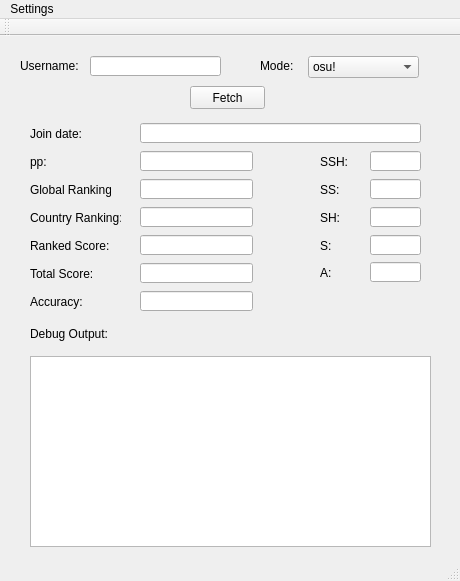
First picture: the form in osu!InfoFetcherQt/osuInfoFetcherQt.ui, repository longnguyen2004/osu-InfoFetcherQt, before the edit.
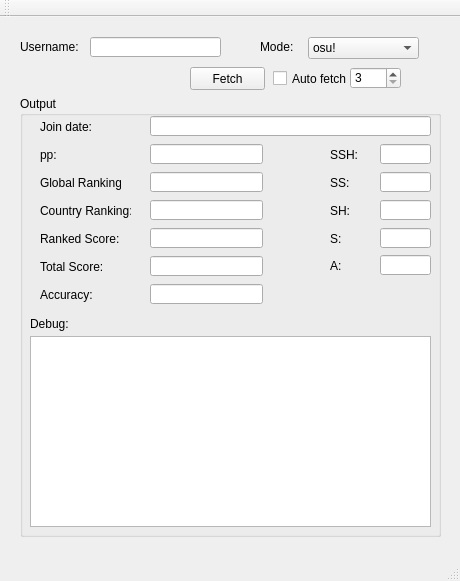
Second picture: the form after the edit.

Commit message: Added auto fetching

```diff
--- a/osu!InfoFetcherQt/osuInfoFetcherQt.ui
+++ b/osu!InfoFetcherQt/osuInfoFetcherQt.ui
@@ -40,19 +40,6 @@
      <string>Username:</string>
     </property>
    </widget>
-   <widget class="QLineEdit" name="pp">
-    <property name="geometry">
-     <rect>
-      <x>140</x>
-      <y>115</y>
-      <width>113</width>
-      <height>20</height>
-     </rect>
-    </property>
-    <property name="readOnly">
-     <bool>true</bool>
-    </property>
-   </widget>
    <widget class="QPushButton" name="fetchButton">
     <property name="geometry">
      <rect>
@@ -66,20 +53,7 @@
      <string>Fetch</string>
     </property>
    </widget>
-   <widget class="QLabel" name="label_2">
-    <property name="geometry">
-     <rect>
-      <x>30</x>
-      <y>118</y>
-      <width>41</width>
-      <height>16</height>
-     </rect>
-    </property>
-    <property name="text">
-     <string>pp:</string>
-    </property>
-   </widget>
-   <widget class="QLabel" name="label_3">
+   <widget class="QLabel" name="label_mode">
     <property name="geometry">
      <rect>
       <x>260</x>
@@ -122,37 +96,23 @@
      </property>
     </item>
    </widget>
-   <widget class="QLineEdit" name="rank_global">
+   <widget class="QGroupBox" name="output">
     <property name="geometry">
      <rect>
-      <x>140</x>
-      <y>143</y>
-      <width>113</width>
-      <height>20</height>
+      <x>20</x>
+      <y>79</y>
+      <width>421</width>
+      <height>441</height>
      </rect>
     </property>
-    <property name="readOnly">
-     <bool>true</bool>
+    <property name="title">
+     <string>Output</string>
     </property>
-   </widget>
-   <widget class="QLabel" name="label_4">
+    <widget class="QLabel" name="label_rank_country">
     <property name="geometry">
      <rect>
-      <x>30</x>
-      <y>146</y>
-      <width>81</width>
-      <height>16</height>
-     </rect>
-    </property>
-    <property name="text">
-     <string>Global Ranking:</string>
-    </property>
-   </widget>
-   <widget class="QLabel" name="label_5">
-    <property name="geometry">
-     <rect>
-      <x>30</x>
-      <y>174</y>
+       <x>20</x>
+       <y>107</y>
       <width>91</width>
       <height>16</height>
      </rect>
@@ -161,11 +121,11 @@
      <string>Country Ranking:</string>
     </property>
    </widget>
-   <widget class="QLineEdit" name="rank_country">
+    <widget class="QLineEdit" name="rank_global">
     <property name="geometry">
      <rect>
-      <x>140</x>
-      <y>171</y>
+       <x>130</x>
+       <y>76</y>
       <width>113</width>
       <height>20</height>
      </rect>
@@ -177,8 +137,8 @@
    <widget class="QLineEdit" name="date_join">
     <property name="geometry">
      <rect>
-      <x>140</x>
-      <y>87</y>
+       <x>130</x>
+       <y>20</y>
       <width>281</width>
       <height>20</height>
      </rect>
@@ -187,37 +147,24 @@
      <bool>true</bool>
     </property>
    </widget>
-   <widget class="QLabel" name="label_6">
+    <widget class="QLineEdit" name="count_sh">
     <property name="geometry">
      <rect>
-      <x>30</x>
-      <y>90</y>
+       <x>360</x>
+       <y>104</y>
       <width>51</width>
-      <height>16</height>
-     </rect>
-    </property>
-    <property name="text">
-     <string>Join date:</string>
-    </property>
-   </widget>
-   <widget class="QLabel" name="label_7">
-    <property name="geometry">
-     <rect>
-      <x>30</x>
-      <y>202</y>
-      <width>91</width>
-      <height>16</height>
-     </rect>
-    </property>
-    <property name="text">
-     <string>Ranked Score:</string>
+       <height>20</height>
+      </rect>
+     </property>
+     <property name="readOnly">
+      <bool>true</bool>
     </property>
    </widget>
    <widget class="QLineEdit" name="score_ranked">
     <property name="geometry">
      <rect>
-      <x>140</x>
-      <y>199</y>
+       <x>130</x>
+       <y>132</y>
       <width>113</width>
       <height>20</height>
      </rect>
@@ -226,73 +173,11 @@
      <bool>true</bool>
     </property>
    </widget>
-   <widget class="QLineEdit" name="score_total">
+    <widget class="QLabel" name="label_ssh">
     <property name="geometry">
      <rect>
-      <x>140</x>
-      <y>227</y>
-      <width>113</width>
-      <height>20</height>
-     </rect>
-    </property>
-    <property name="readOnly">
-     <bool>true</bool>
-    </property>
-   </widget>
-   <widget class="QLabel" name="label_8">
-    <property name="geometry">
-     <rect>
-      <x>30</x>
-      <y>230</y>
-      <width>91</width>
-      <height>16</height>
-     </rect>
-    </property>
-    <property name="text">
-     <string>Total Score:</string>
-    </property>
-   </widget>
-   <widget class="QLineEdit" name="accuracy">
-    <property name="geometry">
-     <rect>
-      <x>140</x>
-      <y>255</y>
-      <width>113</width>
-      <height>20</height>
-     </rect>
-    </property>
-   </widget>
-   <widget class="QLabel" name="label_9">
-    <property name="geometry">
-     <rect>
-      <x>30</x>
-      <y>258</y>
-      <width>91</width>
-      <height>16</height>
-     </rect>
-    </property>
-    <property name="text">
-     <string>Accuracy:</string>
-    </property>
-   </widget>
-   <widget class="QLineEdit" name="count_ssh">
-    <property name="geometry">
-     <rect>
-      <x>370</x>
-      <y>115</y>
-      <width>51</width>
-      <height>20</height>
-     </rect>
-    </property>
-    <property name="readOnly">
-     <bool>true</bool>
-    </property>
-   </widget>
-   <widget class="QLabel" name="label_10">
-    <property name="geometry">
-     <rect>
-      <x>320</x>
-      <y>118</y>
+       <x>310</x>
+       <y>51</y>
       <width>41</width>
       <height>16</height>
      </rect>
@@ -301,24 +186,24 @@
      <string>SSH:</string>
     </property>
    </widget>
-   <widget class="QLabel" name="label_11">
+    <widget class="QLineEdit" name="rank_country">
     <property name="geometry">
      <rect>
-      <x>320</x>
-      <y>146</y>
-      <width>41</width>
-      <height>16</height>
-     </rect>
-    </property>
-    <property name="text">
-     <string>SS:</string>
-    </property>
-   </widget>
-   <widget class="QLineEdit" name="count_ss">
+       <x>130</x>
+       <y>104</y>
+       <width>113</width>
+       <height>20</height>
+      </rect>
+     </property>
+     <property name="readOnly">
+      <bool>true</bool>
+     </property>
+    </widget>
+    <widget class="QLineEdit" name="count_ssh">
     <property name="geometry">
      <rect>
-      <x>370</x>
-      <y>143</y>
+       <x>360</x>
+       <y>48</y>
       <width>51</width>
       <height>20</height>
      </rect>
@@ -327,11 +212,24 @@
      <bool>true</bool>
     </property>
    </widget>
-   <widget class="QLabel" name="label_12">
+    <widget class="QLineEdit" name="score_total">
     <property name="geometry">
      <rect>
-      <x>320</x>
-      <y>174</y>
+       <x>130</x>
+       <y>160</y>
+       <width>113</width>
+       <height>20</height>
+      </rect>
+     </property>
+     <property name="readOnly">
+      <bool>true</bool>
+     </property>
+    </widget>
+    <widget class="QLabel" name="label_sh">
+     <property name="geometry">
+      <rect>
+       <x>310</x>
+       <y>107</y>
       <width>41</width>
       <height>16</height>
      </rect>
@@ -340,11 +238,11 @@
      <string>SH:</string>
     </property>
    </widget>
-   <widget class="QLineEdit" name="count_sh">
+    <widget class="QLineEdit" name="count_ss">
     <property name="geometry">
      <rect>
-      <x>370</x>
-      <y>171</y>
+       <x>360</x>
+       <y>76</y>
       <width>51</width>
       <height>20</height>
      </rect>
@@ -353,24 +251,37 @@
      <bool>true</bool>
     </property>
    </widget>
-   <widget class="QLabel" name="label_13">
+    <widget class="QLabel" name="label_date_join">
     <property name="geometry">
      <rect>
-      <x>320</x>
-      <y>202</y>
-      <width>41</width>
+       <x>20</x>
+       <y>23</y>
+       <width>51</width>
       <height>16</height>
      </rect>
     </property>
     <property name="text">
-     <string>S:</string>
+      <string>Join date:</string>
+     </property>
+    </widget>
+    <widget class="QLineEdit" name="count_a">
+     <property name="geometry">
+      <rect>
+       <x>360</x>
+       <y>159</y>
+       <width>51</width>
+       <height>20</height>
+      </rect>
+     </property>
+     <property name="readOnly">
+      <bool>true</bool>
     </property>
    </widget>
    <widget class="QLineEdit" name="count_s">
     <property name="geometry">
      <rect>
-      <x>370</x>
-      <y>199</y>
+       <x>360</x>
+       <y>132</y>
       <width>51</width>
       <height>20</height>
      </rect>
@@ -379,11 +290,89 @@
      <bool>true</bool>
     </property>
    </widget>
-   <widget class="QLabel" name="label_14">
+    <widget class="QLabel" name="label_rank_global">
     <property name="geometry">
      <rect>
-      <x>320</x>
-      <y>229</y>
+       <x>20</x>
+       <y>79</y>
+       <width>81</width>
+       <height>16</height>
+      </rect>
+     </property>
+     <property name="text">
+      <string>Global Ranking:</string>
+     </property>
+    </widget>
+    <widget class="QLabel" name="label_score_total">
+     <property name="geometry">
+      <rect>
+       <x>20</x>
+       <y>163</y>
+       <width>91</width>
+       <height>16</height>
+      </rect>
+     </property>
+     <property name="text">
+      <string>Total Score:</string>
+     </property>
+    </widget>
+    <widget class="QLabel" name="label_ss">
+     <property name="geometry">
+      <rect>
+       <x>310</x>
+       <y>79</y>
+       <width>41</width>
+       <height>16</height>
+      </rect>
+     </property>
+     <property name="text">
+      <string>SS:</string>
+     </property>
+    </widget>
+    <widget class="QLabel" name="label_score_ranked">
+     <property name="geometry">
+      <rect>
+       <x>20</x>
+       <y>135</y>
+       <width>91</width>
+       <height>16</height>
+      </rect>
+     </property>
+     <property name="text">
+      <string>Ranked Score:</string>
+     </property>
+    </widget>
+    <widget class="QLabel" name="label_pp">
+     <property name="geometry">
+      <rect>
+       <x>20</x>
+       <y>51</y>
+       <width>41</width>
+       <height>16</height>
+      </rect>
+     </property>
+     <property name="text">
+      <string>pp:</string>
+     </property>
+    </widget>
+    <widget class="QLabel" name="label_accuracy">
+     <property name="geometry">
+      <rect>
+       <x>20</x>
+       <y>191</y>
+       <width>91</width>
+       <height>16</height>
+      </rect>
+     </property>
+     <property name="text">
+      <string>Accuracy:</string>
+     </property>
+    </widget>
+    <widget class="QLabel" name="label_a">
+     <property name="geometry">
+      <rect>
+       <x>310</x>
+       <y>162</y>
       <width>41</width>
       <height>16</height>
      </rect>
@@ -392,12 +381,12 @@
      <string>A:</string>
     </property>
    </widget>
-   <widget class="QLineEdit" name="count_a">
+    <widget class="QLineEdit" name="pp">
     <property name="geometry">
      <rect>
-      <x>370</x>
-      <y>226</y>
-      <width>51</width>
+       <x>130</x>
+       <y>48</y>
+       <width>113</width>
       <height>20</height>
      </rect>
     </property>
@@ -405,24 +394,34 @@
      <bool>true</bool>
     </property>
    </widget>
-   <widget class="QLabel" name="label_15">
+    <widget class="QLineEdit" name="accuracy">
     <property name="geometry">
      <rect>
-      <x>30</x>
-      <y>290</y>
-      <width>91</width>
+       <x>130</x>
+       <y>188</y>
+       <width>113</width>
+       <height>20</height>
+      </rect>
+     </property>
+    </widget>
+    <widget class="QLabel" name="label_s">
+     <property name="geometry">
+      <rect>
+       <x>310</x>
+       <y>135</y>
+       <width>41</width>
       <height>16</height>
      </rect>
     </property>
     <property name="text">
-     <string>Debug Output:</string>
+      <string>S:</string>
     </property>
    </widget>
    <widget class="QTextEdit" name="debug">
     <property name="geometry">
      <rect>
-      <x>30</x>
-      <y>320</y>
+       <x>10</x>
+       <y>240</y>
       <width>401</width>
       <height>191</height>
      </rect>
@@ -431,6 +430,52 @@
      <bool>true</bool>
     </property>
    </widget>
+    <widget class="QLabel" name="label_debug">
+     <property name="geometry">
+      <rect>
+       <x>10</x>
+       <y>220</y>
+       <width>91</width>
+       <height>16</height>
+      </rect>
+     </property>
+     <property name="text">
+      <string>Debug:</string>
+     </property>
+    </widget>
+   </widget>
+   <widget class="QCheckBox" name="AutoFetching">
+    <property name="geometry">
+     <rect>
+      <x>273</x>
+      <y>53</y>
+      <width>81</width>
+      <height>17</height>
+     </rect>
+    </property>
+    <property name="text">
+     <string>Auto fetch</string>
+    </property>
+   </widget>
+   <widget class="QSpinBox" name="fetchInterval">
+    <property name="geometry">
+     <rect>
+      <x>350</x>
+      <y>50</y>
+      <width>51</width>
+      <height>22</height>
+     </rect>
+    </property>
+    <property name="suffix">
+     <string/>
+    </property>
+    <property name="minimum">
+     <number>3</number>
+    </property>
+    <property name="maximum">
+     <number>60</number>
+    </property>
+   </widget>
   </widget>
   <widget class="QMenuBar" name="menuBar">
    <property name="geometry">
@@ -441,14 +486,6 @@
      <height>21</height>
     </rect>
    </property>
-   <widget class="QMenu" name="menuSettings">
-    <property name="title">
-     <string>Settings</string>
-    </property>
-    <addaction name="actionAPI_Key"/>
-    <addaction name="actionUpdate_Duration"/>
-   </widget>
-   <addaction name="menuSettings"/>
   </widget>
   <widget class="QToolBar" name="mainToolBar">
    <attribute name="toolBarArea">
```
Left out of the diff: 2 changed lines with no effect on the pictures. Lines whose indentation alone changed are shown as unchanged. The commit also changes 6 other files.
